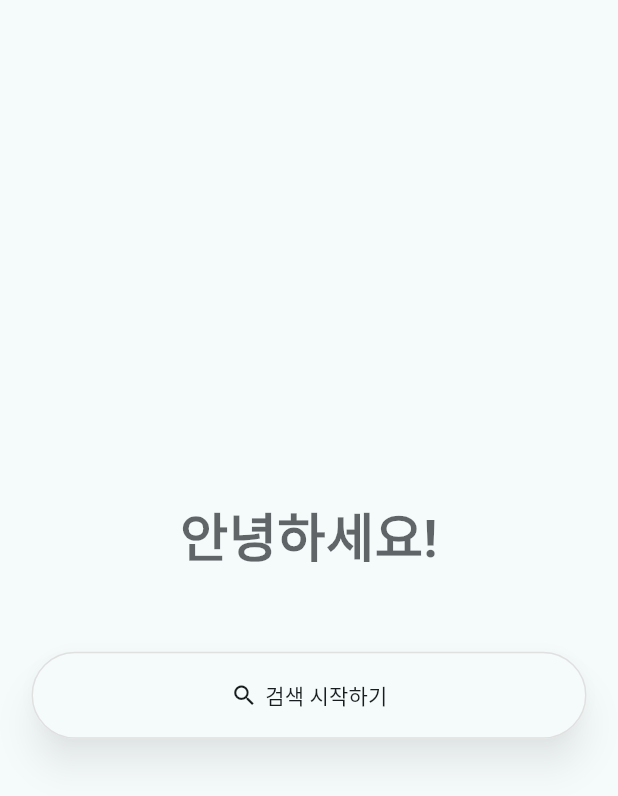
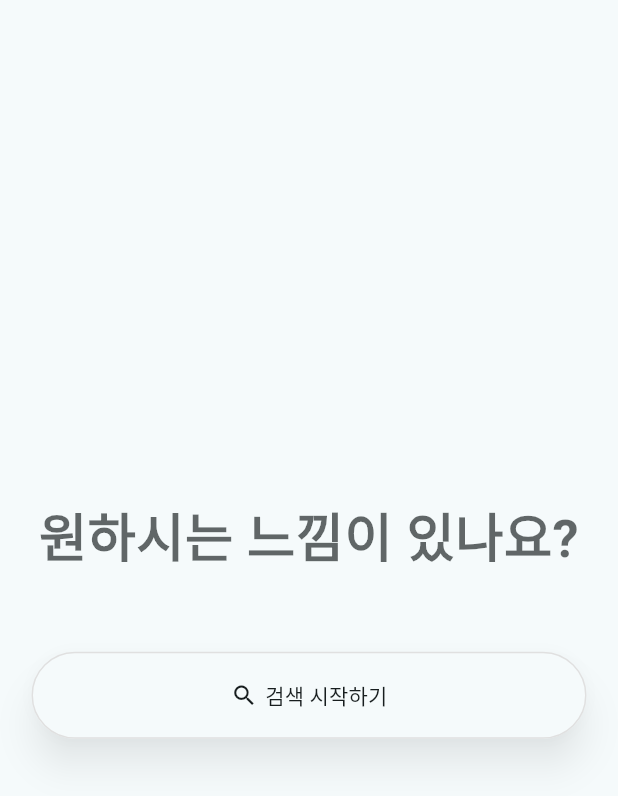
Before and after one commit to ryuhyoh/flutter_cap, a Flutter app: the screen it shows after launch, on a phone screen of 412 x 824 dp. Shown: the top 796 px of the screen. Run offline on Flutter 3.47's test engine with Material 3 defaults, Android fonts, the phone set to English and light mode, and no system bars.

Commit message:
add emoji👋'

```diff
--- a/flutter_locallens/lib/main.dart
+++ b/flutter_locallens/lib/main.dart
@@ -35,7 +35,7 @@ class Home extends StatefulWidget {
 }
 
 class _HomeState extends State<Home> {
-  final List<String> _texts = ['안녕하세요!', '여행지를 추천해드릴게요!'];
+  final List<String> _texts = ['안녕하세요👋', '여행지를 추천해드릴게요', '원하시는 느낌이 있나요?'];
 
   int _currentIndex = 0; //문장 인덱스
   double _opacity = 1.0; //투명도 (1.0이 완전히 보이는 상태, 0.0이 투명한상태)
@@ -47,8 +47,11 @@ class _HomeState extends State<Home> {
   @override
   void initState() {
     super.initState();
-
+    WidgetsBinding.instance.addPostFrameCallback((timeStamp) {
+      if (mounted) {
         _startTimer();
+      }
+    });
   }
 
   void _startTimer() {
@@ -81,10 +84,7 @@ class _HomeState extends State<Home> {
 
   @override
   Widget build(BuildContext context) {
-    return SafeArea(
-      top: false,
-      bottom: false,
-      child: Scaffold(
+    return Scaffold(
       backgroundColor: Theme.of(context).colorScheme.surface,
       body: SafeArea(
         child: Center(
@@ -99,7 +99,7 @@ class _HomeState extends State<Home> {
                   child: Text(
                     _texts[_currentIndex],
                     textAlign: TextAlign.center,
-                      style: TextStyle(
+                    style: const TextStyle(
                       fontSize: 35,
                       fontWeight: FontWeight.bold,
                     ),
@@ -131,7 +131,6 @@ class _HomeState extends State<Home> {
           ),
         ),
       ),
-      ),
     );
   }
 }
```
Lines whose indentation alone changed are shown as unchanged.
